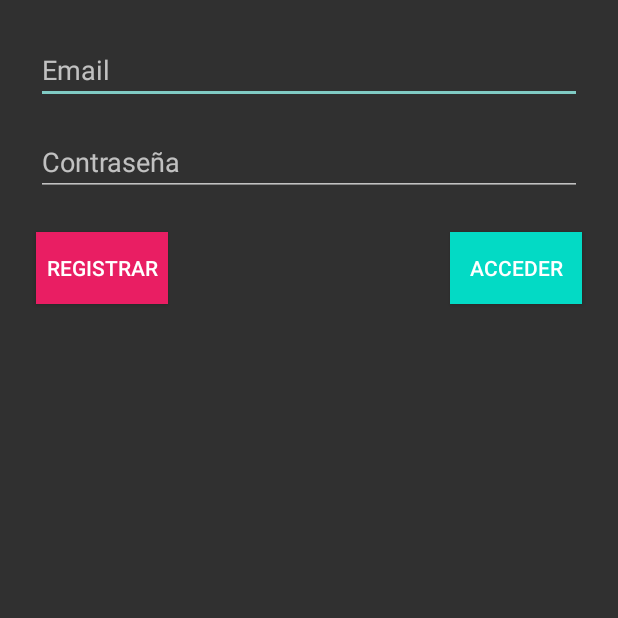
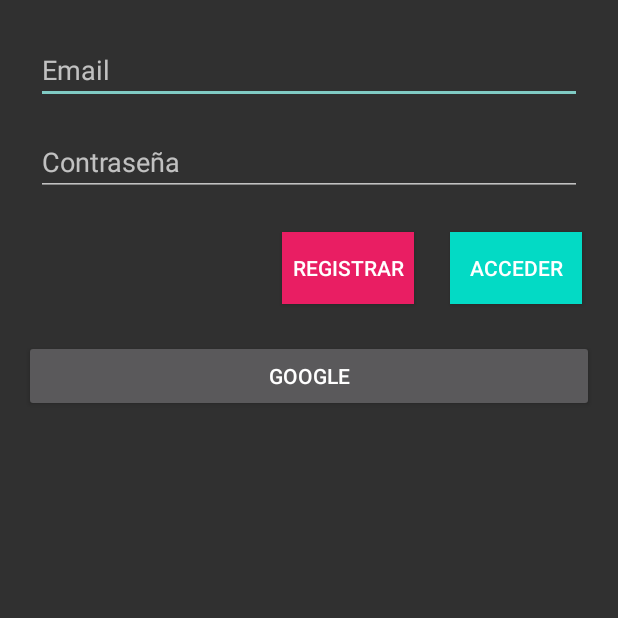
Before and after one commit to mausawicki7/AppFirebase, an Android app: the screen it shows after launch (AuthActivity), on a phone screen of 412 x 824 dp, the top half of it. Run offline under Robolectric (Android 15) with nearby library versions, the phone set to English and light mode, and no system bars; our stand-ins replace Firebase (no records; nobody signed in at launch, a user with empty details on screens opened directly).

Commit message:
autenticacion google firebase terminada

```diff
--- a/app/build.gradle
+++ b/app/build.gradle
@@ -42,6 +42,7 @@ dependencies {
     implementation 'com.google.android.material:material:1.4.0'
     implementation 'androidx.constraintlayout:constraintlayout:2.1.1'
     implementation 'com.google.firebase:firebase-auth-ktx:21.0.1'
+    implementation 'com.google.android.gms:play-services-auth:19.2.0'
     testImplementation 'junit:junit:4.+'
     androidTestImplementation 'androidx.test.ext:junit:1.1.3'
     androidTestImplementation 'androidx.test.espresso:espresso-core:3.4.0'
--- a/app/src/main/java/com/wonder/appfirebase/AuthActivity.kt
+++ b/app/src/main/java/com/wonder/appfirebase/AuthActivity.kt
@@ -1,13 +1,22 @@
 package com.wonder.appfirebase
 
+import android.content.Context
 import android.content.Intent
 import androidx.appcompat.app.AppCompatActivity
 import android.os.Bundle
+import android.view.View
 import androidx.appcompat.app.AlertDialog
+import com.google.android.gms.auth.api.signin.GoogleSignIn
+import com.google.android.gms.auth.api.signin.GoogleSignInOptions
+import com.google.android.gms.common.api.ApiException
 import com.google.firebase.auth.FirebaseAuth
+import com.google.firebase.auth.GoogleAuthProvider
 import com.wonder.appfirebase.databinding.ActivityAuthBinding
 
 class AuthActivity : AppCompatActivity() {
+
+    private val GOOGLE_SIGN_IN = 100
+
     private lateinit var binding: ActivityAuthBinding
 
     override fun onCreate(savedInstanceState: Bundle?) {
@@ -16,18 +25,51 @@ class AuthActivity : AppCompatActivity() {
         val view = binding.root
         setContentView(view)
 
+        setup()
+        session()
+    }
+
+    override fun onStart() {
+        super.onStart()
+        binding.root.visibility = View.VISIBLE
+    }
+
+    private fun setup() {
         binding.signUpButton.setOnClickListener {
             signIn()
         }
+        binding.logInButton.setOnClickListener {
+            logIn()
+        }
+        binding.googleButton.setOnClickListener {
+            val googleConf =
+                GoogleSignInOptions.Builder(GoogleSignInOptions.DEFAULT_SIGN_IN)
+                    .requestIdToken(getString(R.string.web_client_id))
+                    .requestEmail()
+                    .build()
 
-        binding.logInButton.setOnClickListener {
+            val googleClient = GoogleSignIn.getClient(this, googleConf)
+            googleClient.signOut()
 
+            startActivityForResult(googleClient.signInIntent, GOOGLE_SIGN_IN)
+        }
+    }
+
+    private fun session() {
+        val prefs = getSharedPreferences(getString(R.string.pref_file), Context.MODE_PRIVATE)
+        val email = prefs.getString("email", null)
+        val provider = prefs.getString("provider", null)
+
+        if (email != null && provider != null) {
+            binding.root.visibility = View.INVISIBLE
+            showHome(email, ProviderType.valueOf(provider))
         }
     }
 
     private fun logIn() {
         if (binding.editTextTextEmailAddress.text.isNotEmpty()
-            && binding.editTextTextPassword.text.isNotEmpty()) {
+            && binding.editTextTextPassword.text.isNotEmpty()
+        ) {
             val email = binding.editTextTextEmailAddress.text.toString()
             val pass = binding.editTextTextPassword.text.toString()
 
@@ -45,7 +87,8 @@ class AuthActivity : AppCompatActivity() {
 
     private fun signIn() {
         if (binding.editTextTextEmailAddress.text.isNotEmpty()
-            && binding.editTextTextPassword.text.isNotEmpty()) {
+            && binding.editTextTextPassword.text.isNotEmpty()
+        ) {
             val email = binding.editTextTextEmailAddress.text.toString()
             val pass = binding.editTextTextPassword.text.toString()
 
@@ -79,4 +122,30 @@ class AuthActivity : AppCompatActivity() {
         }
         startActivity(homeIntent)
     }
+
+    override fun onActivityResult(requestCode: Int, resultCode: Int, data: Intent?) {
+        super.onActivityResult(requestCode, resultCode, data)
+
+        if (resultCode == GOOGLE_SIGN_IN) {
+            val task = GoogleSignIn.getSignedInAccountFromIntent(data)
+            try {
+                val account = task.getResult(ApiException::class.java)
+
+
+                val credential = GoogleAuthProvider.getCredential(account.idToken, null)
+
+                FirebaseAuth.getInstance()
+                    .signInWithCredential(credential)
+                    .addOnCompleteListener {
+                        if (it.isSuccessful) {
+                            showHome(account.email ?: "", ProviderType.GOOGLE)
+                        } else {
+                            showAlert()
+                        }
+                    }
+            } catch (e: ApiException) {
+                showAlert()
+            }
+        }
+    }
 }
--- a/app/src/main/res/layout/activity_auth.xml
+++ b/app/src/main/res/layout/activity_auth.xml
@@ -38,11 +38,11 @@
         android:id="@+id/signUpButton"
         android:layout_width="wrap_content"
         android:layout_height="wrap_content"
-        android:layout_marginStart="24dp"
         android:layout_marginTop="24dp"
+        android:layout_marginEnd="24dp"
+        android:background="#E91E63"
         android:text="Registrar"
-        android:background="#E91E63"
-        app:layout_constraintStart_toStartOf="parent"
+        app:layout_constraintEnd_toStartOf="@+id/logInButton"
         app:layout_constraintTop_toBottomOf="@+id/editTextTextPassword" />
 
     <Button
@@ -51,8 +51,20 @@
         android:layout_height="wrap_content"
         android:layout_marginTop="24dp"
         android:layout_marginEnd="24dp"
+        android:background="@color/teal_200"
         android:text="Acceder"
-        android:background="@color/teal_200"
         app:layout_constraintEnd_toEndOf="parent"
         app:layout_constraintTop_toBottomOf="@+id/editTextTextPassword" />
+
+    <Button
+        android:id="@+id/googleButton"
+        android:layout_width="0dp"
+        android:layout_height="wrap_content"
+        android:layout_marginStart="16dp"
+        android:layout_marginTop="24dp"
+        android:layout_marginEnd="16dp"
+        android:text="Google"
+        app:layout_constraintEnd_toEndOf="parent"
+        app:layout_constraintStart_toStartOf="parent"
+        app:layout_constraintTop_toBottomOf="@+id/signUpButton" />
 </androidx.constraintlayout.widget.ConstraintLayout>
--- a/app/src/main/res/values/strings.xml
+++ b/app/src/main/res/values/strings.xml
@@ -2,4 +2,6 @@
     <string name="app_name">AppFirebase</string>
     <string name="auth_activity_title">Autenticación</string>
     <string name="home_activity_title">Inicio</string>
+    <string name="pref_file">com.wonder.appfirebase.PREFERENCE_FILE_KEY</string>
+    <string name="web_client_id">AIzaSyAE7gtoTrIG1_G-iZEXSEo9lTojZiLa1M0</string>
 </resources>
```
Also changed, not shown: app/src/main/java/com/wonder/appfirebase/HomeActivity.kt (+14 -1 lines).
